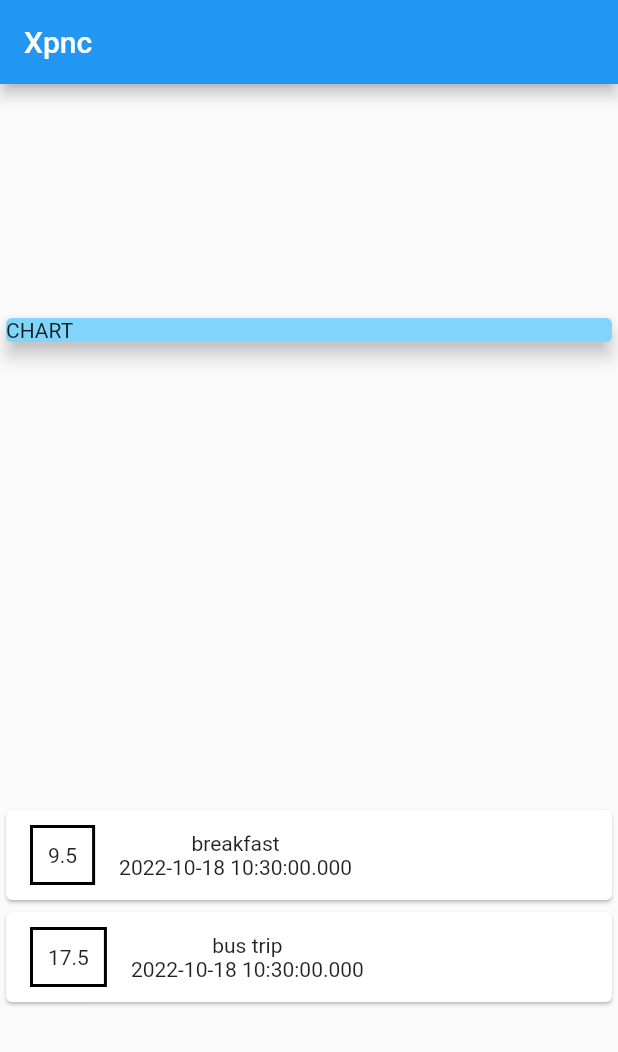
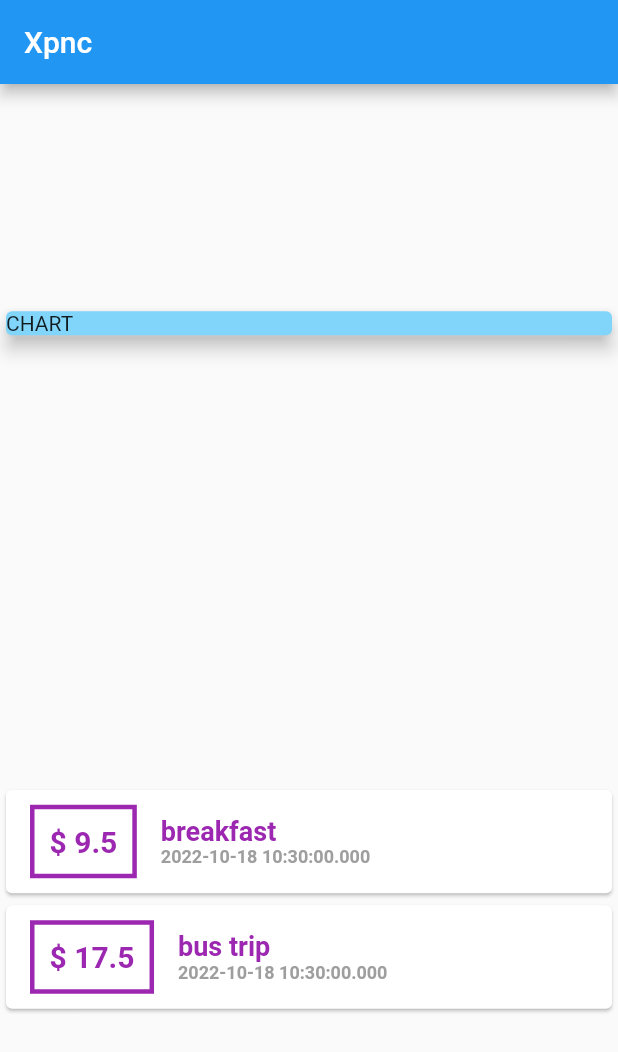
Before and after one commit to carlstep/udemy_max_expense_management_1, a Flutter app: the screen it shows after launch, on a phone screen of 412 x 824 dp. Shown: the top 1052 px of the screen. Run offline on Flutter 3.47's test engine with Material 2 defaults, Android fonts, the phone set to English and light mode, and no system bars.

Commit message:
using stringinterpolation to display $

```diff
--- a/lib/main.dart
+++ b/lib/main.dart
@@ -60,19 +60,34 @@ class MyHomePage extends StatelessWidget {
                             EdgeInsets.symmetric(vertical: 10, horizontal: 16),
                         decoration: BoxDecoration(
                           border: Border.all(
-                            color: Colors.black,
-                            width: 2,
+                            color: Colors.purple,
+                            width: 3,
                           ),
                         ),
                         child: Text(
-                          tx.amount.toString(),
+                          '\$ ${tx.amount}',
+                          style: TextStyle(
+                              fontWeight: FontWeight.bold,
+                              fontSize: 20,
+                              color: Colors.purple),
                         ),
                       ),
                       Column(
+                        crossAxisAlignment: CrossAxisAlignment.start,
                         children: [
-                          Text(tx.title),
+                          Text(
+                            tx.title,
+                            style: TextStyle(
+                                fontWeight: FontWeight.bold,
+                                fontSize: 18,
+                                color: Colors.purple),
+                          ),
                           Text(
                             tx.date.toString(),
+                            style: TextStyle(
+                                fontWeight: FontWeight.bold,
+                                fontSize: 12,
+                                color: Colors.grey),
                           ),
                         ],
                       ),
```
